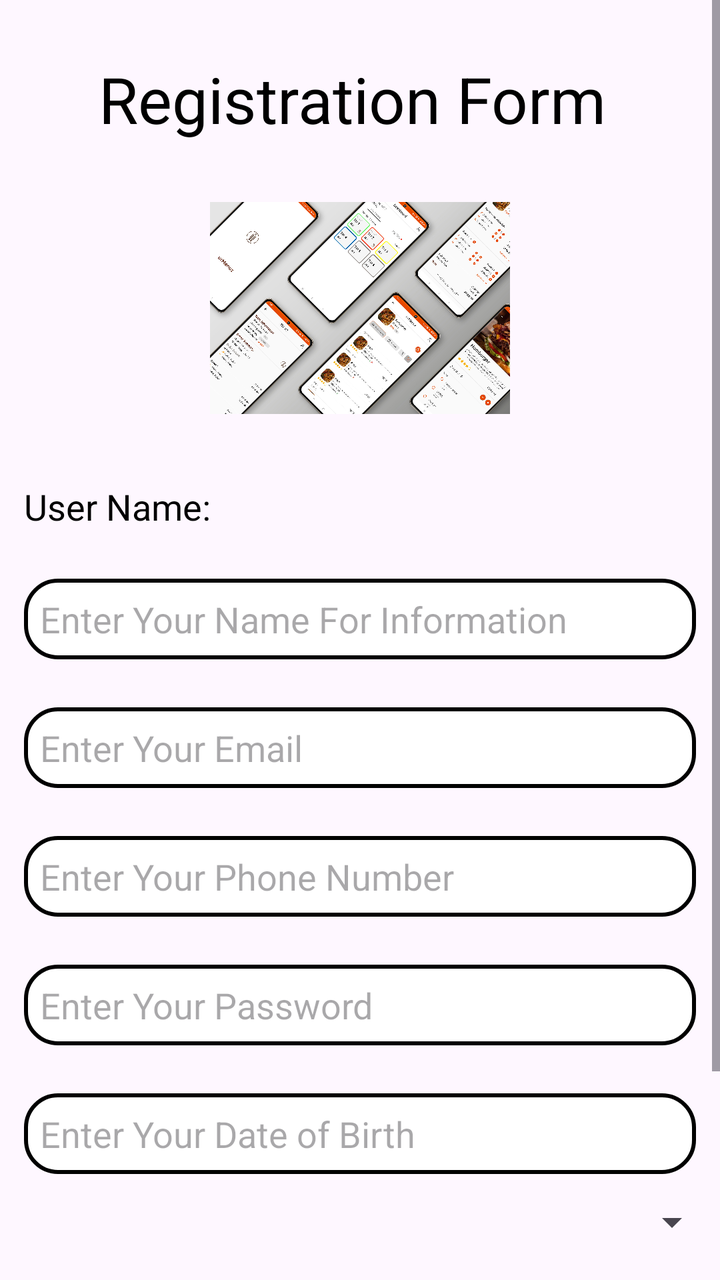
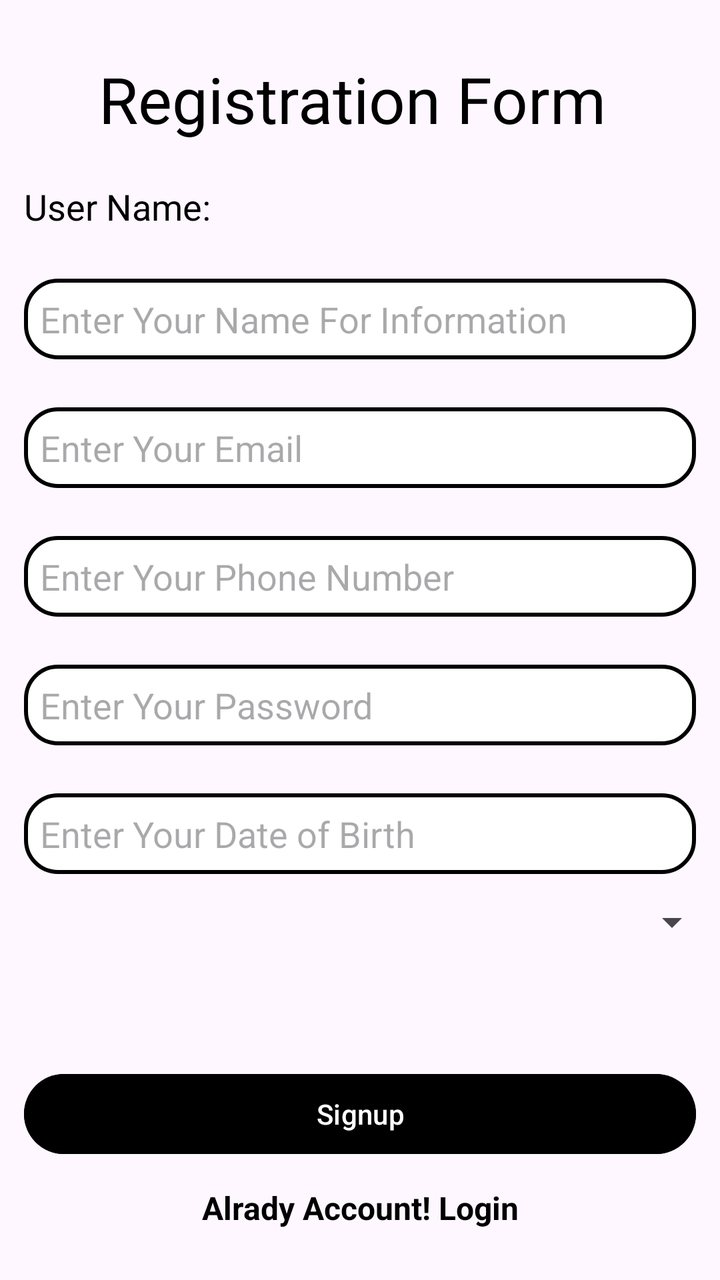

The first picture is an Android layout as it rendered before a commit; the second is the same layout after the commit. The layout source and the unified diff follow.
<!-- AndroidManifest.xml: application theme Theme.TestApp -->
<!-- res/layout/activity_registration.xml -->
<?xml version="1.0" encoding="utf-8"?>
<ScrollView xmlns:android="http://schemas.android.com/apk/res/android"
    xmlns:app="http://schemas.android.com/apk/res-auto"
    xmlns:tools="http://schemas.android.com/tools"
    android:id="@+id/main"
    android:layout_width="match_parent"
    android:layout_height="match_parent">

    <LinearLayout xmlns:android="http://schemas.android.com/apk/res/android"
        xmlns:app="http://schemas.android.com/apk/res-auto"
        xmlns:tools="http://schemas.android.com/tools"
        android:layout_width="match_parent"
        android:layout_height="match_parent"
        android:orientation="vertical"
        tools:context=".RegistrationActivity">

        <TextView
            android:layout_width="match_parent"
            android:layout_height="wrap_content"
            android:layout_marginTop="20dp"
            android:gravity="center"
            android:padding="8dp"
            android:text="Registration Form "
            android:textColor="@color/black"
            android:textSize="32sp" />

        <ImageView
            android:layout_width="150dp"
            android:layout_height="150dp"
            android:layout_gravity="center"
            android:src="@drawable/ic_waiter_ui" />


        <LinearLayout
            android:layout_width="match_parent"
            android:layout_height="wrap_content"
            android:orientation="vertical">

            <TextView
                android:layout_width="match_parent"
                android:layout_height="wrap_content"
                android:layout_margin="12dp"
                android:text="User Name:"
                android:textColor="@color/black"
                android:textSize="18sp" />

            <EditText
                android:id="@+id/etUserName"
                android:layout_width="match_parent"
                android:layout_height="wrap_content"
                android:layout_margin="12dp"
                android:background="@drawable/edittext_bg"
                android:hint="Enter Your Name For Information"
                android:padding="8dp" />


        </LinearLayout>


        <EditText
            android:id="@+id/etEmail"
            android:layout_width="match_parent"
            android:layout_height="wrap_content"
            android:layout_margin="12dp"
            android:background="@drawable/edittext_bg"
            android:hint="Enter Your Email"
            android:padding="8dp" />

        <EditText
            android:id="@+id/etPhone"
            android:layout_width="match_parent"
            android:layout_height="wrap_content"
            android:layout_margin="12dp"
            android:background="@drawable/edittext_bg"
            android:hint="Enter Your Phone Number"
            android:inputType="number"
            android:padding="8dp" />

        <EditText
            android:id="@+id/etPassword"
            android:layout_width="match_parent"
            android:layout_height="wrap_content"
            android:layout_margin="12dp"
            android:background="@drawable/edittext_bg"
            android:hint="Enter Your Password"
            android:inputType="textPassword"
            android:padding="8dp" />

        <EditText
            android:id="@+id/etDOB"
            android:layout_width="match_parent"
            android:layout_height="wrap_content"
            android:layout_margin="12dp"
            android:background="@drawable/edittext_bg"
            android:clickable="true"
            android:focusable="false"
            android:hint="Enter Your Date of Birth"
            android:padding="8dp" />

        <Spinner
            android:id="@+id/provinceList"
            android:layout_width="match_parent"
            android:layout_height="wrap_content"
            android:padding="12dp" />

        <ProgressBar
            android:id="@+id/pbLoader"
            android:layout_width="wrap_content"
            android:layout_height="wrap_content"
            android:layout_gravity="center"
            android:visibility="invisible" />

        <Button
            android:id="@+id/btnSignUp"
            android:layout_width="match_parent"
            android:layout_height="wrap_content"
            android:layout_margin="12dp"
            android:backgroundTint="@color/black"
            android:text="Signup"
            android:textColor="@color/white" />

        <TextView
            android:id="@+id/alreadyAcc"
            android:layout_width="wrap_content"
            android:layout_height="wrap_content"
            android:layout_gravity="center"
            android:gravity="center"
            android:text="Alrady Account! Login"
            android:textColor="@color/black"
            android:textSize="16sp"
            android:textStyle="bold" />


    </LinearLayout>

</ScrollView>
<!-- resources referenced by this layout -->
<resources>
  <color name="black">#FF000000</color>
  <color name="white">#FFFFFFFF</color>
  <!-- drawable edittext_bg (drawable) -->
  <?xml version="1.0" encoding="utf-8"?>
  <shape android:shape="rectangle" xmlns:android="http://schemas.android.com/apk/res/android">
  
      <solid android:color="@color/white" />
  
      <stroke android:width="2dp"  android:color="@color/black" />
      <corners android:radius="16dp" />
  
  </shape>
  <!-- drawable ic_waiter_ui: jpg bitmap (drawable, 924284 bytes) -->
  <style name="Theme.TestApp" parent="Base.Theme.TestApp" />
  <style name="Base.Theme.TestApp" parent="Theme.Material3.DayNight.NoActionBar">
          
          
      </style>
</resources>

<!-- the commit's change to res/layout/activity_registration.xml (unified diff, before → after) -->
@@ -23,12 +23,6 @@
             android:text="Registration Form "
             android:textColor="@color/black"
             android:textSize="32sp" />
-
-        <ImageView
-            android:layout_width="150dp"
-            android:layout_height="150dp"
-            android:layout_gravity="center"
-            android:src="@drawable/ic_waiter_ui" />
 
 
         <LinearLayout
<!-- resource entries referenced after the edit -->
@@ -12,7 +12,6 @@
       <corners android:radius="16dp" />
   
   </shape>
-  <!-- drawable ic_waiter_ui: jpg bitmap (drawable, 924284 bytes) -->
   <style name="Theme.TestApp" parent="Base.Theme.TestApp" />
   <style name="Base.Theme.TestApp" parent="Theme.Material3.DayNight.NoActionBar">
           
